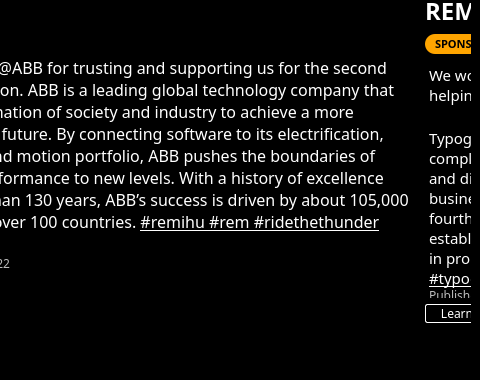
Rem-Ihu/rem-ng-assist, file mainwindow.ui: the form before one commit; both pictures show x 800 to 1280 and y 372 to 752 of the 1280 by 752 pixel window.
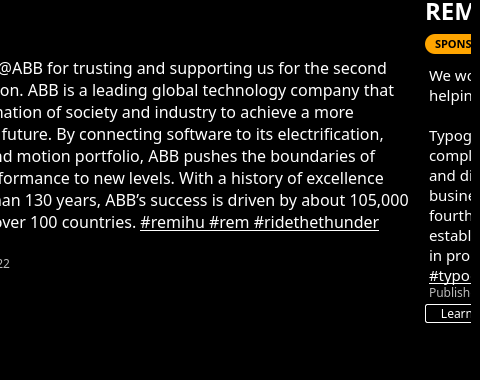
The form after the commit. The open tabs and pages were chosen to show the change. Icons and pictures are not drawn.

Commit message: added secondary ui and all the categories

```diff
--- a/mainwindow.ui
+++ b/mainwindow.ui
@@ -2944,8 +2944,8 @@
             <rect>
              <x>0</x>
              <y>0</y>
-             <width>3504</width>
-             <height>728</height>
+             <width>3457</width>
+             <height>730</height>
             </rect>
            </property>
            <property name="styleSheet">
@@ -4312,9 +4312,9 @@
 hr { height: 1px; border-width: 0; }
 li.unchecked::marker { content: &quot;\2610&quot;; }
 li.checked::marker { content: &quot;\2612&quot;; }
-&lt;/style&gt;&lt;/head&gt;&lt;body style=&quot; font-family:'Avenir'; font-size:13pt; font-weight:400; font-style:normal;&quot;&gt;
-&lt;p style=&quot; margin-top:0px; margin-bottom:0px; margin-left:0px; margin-right:0px; -qt-block-indent:0; text-indent:0px;&quot;&gt;&lt;span style=&quot; font-family:'Segoe UI'; font-size:11pt;&quot;&gt;We would like to thank Typographic &lt;/span&gt;&lt;span style=&quot; font-family:'Segoe UI'; font-size:11pt; color:#ffffff;&quot;&gt;(&lt;/span&gt;&lt;span style=&quot; font-family:'Segoe UI'; font-size:11pt; text-decoration: underline; color:#ffffff;&quot;&gt;@typographic.gr)&lt;/span&gt;&lt;span style=&quot; font-family:'Segoe UI'; font-size:11pt;&quot;&gt;  for supporting us and helping us promote our team’s effort by providing us with their services.&lt;br /&gt;&lt;br /&gt;Typographic has been active in the field of graphic arts since 1989 and provides complete solutions for the promotion of companies and professionals through print and digital advertising since they design and print posters, books, letterheads and business cards, calendars, catalogues, magazines and flyers. Going through their fourth decade in the field, they aim at continuous development and the establishment of partnerships with professionals who are looking for the best result in promoting their products or services.&lt;/span&gt;&lt;span style=&quot; font-family:'Segoe UI'; font-size:11pt; text-decoration: underline; color:#ffffff;&quot;&gt;#remihu #rem #ridethethunder #typographic&lt;/span&gt;&lt;span style=&quot; font-family:'Segoe UI'; font-size:9pt;&quot;&gt;&lt;br /&gt;&lt;/span&gt;&lt;span style=&quot; font-family:'Segoe UI'; font-size:9pt; color:#bcbcbc;&quot;&gt;Published on: 23-November 2022&lt;/span&gt;&lt;/p&gt;
-&lt;p style=&quot;-qt-paragraph-type:empty; margin-top:0px; margin-bottom:0px; margin-left:0px; margin-right:0px; -qt-block-indent:0; text-indent:0px; font-family:'Segoe UI'; font-size:9pt; color:#bcbcbc;&quot;&gt;&lt;br /&gt;&lt;/p&gt;&lt;/body&gt;&lt;/html&gt;</string>
+&lt;/style&gt;&lt;/head&gt;&lt;body style=&quot; font-family:'Avenir'; font-size:9pt; font-weight:400; font-style:normal;&quot;&gt;
+&lt;p style=&quot; margin-top:0px; margin-bottom:0px; margin-left:0px; margin-right:0px; -qt-block-indent:0; text-indent:0px;&quot;&gt;&lt;span style=&quot; font-family:'Segoe UI'; font-size:11pt;&quot;&gt;We would like to thank Typographic &lt;/span&gt;&lt;span style=&quot; font-family:'Segoe UI'; font-size:11pt; color:#ffffff;&quot;&gt;(&lt;/span&gt;&lt;span style=&quot; font-family:'Segoe UI'; font-size:11pt; text-decoration: underline; color:#ffffff;&quot;&gt;@typographic.gr)&lt;/span&gt;&lt;span style=&quot; font-family:'Segoe UI'; font-size:11pt;&quot;&gt;  for supporting us and helping us promote our team’s effort by providing us with their services.&lt;br /&gt;&lt;br /&gt;Typographic has been active in the field of graphic arts since 1989 and provides complete solutions for the promotion of companies and professionals through print and digital advertising since they design and print posters, books, letterheads and business cards, calendars, catalogues, magazines and flyers. Going through their fourth decade in the field, they aim at continuous development and the establishment of partnerships with professionals who are looking for the best result in promoting their products or services.&lt;/span&gt;&lt;span style=&quot; font-family:'Segoe UI'; font-size:11pt; text-decoration: underline; color:#ffffff;&quot;&gt;#remihu #rem #ridethethunder #typographic&lt;/span&gt;&lt;span style=&quot; font-family:'Segoe UI';&quot;&gt;&lt;br /&gt;&lt;/span&gt;&lt;span style=&quot; font-family:'Segoe UI'; color:#bcbcbc;&quot;&gt;Published on: 23-November 2022&lt;/span&gt;&lt;/p&gt;
+&lt;p style=&quot;-qt-paragraph-type:empty; margin-top:0px; margin-bottom:0px; margin-left:0px; margin-right:0px; -qt-block-indent:0; text-indent:0px; font-family:'Segoe UI'; color:#bcbcbc;&quot;&gt;&lt;br /&gt;&lt;/p&gt;&lt;/body&gt;&lt;/html&gt;</string>
                  </property>
                 </widget>
                </item>
```
Left out of the diff: 83 changed lines with no effect on the pictures. The commit also changes 6 other files.
